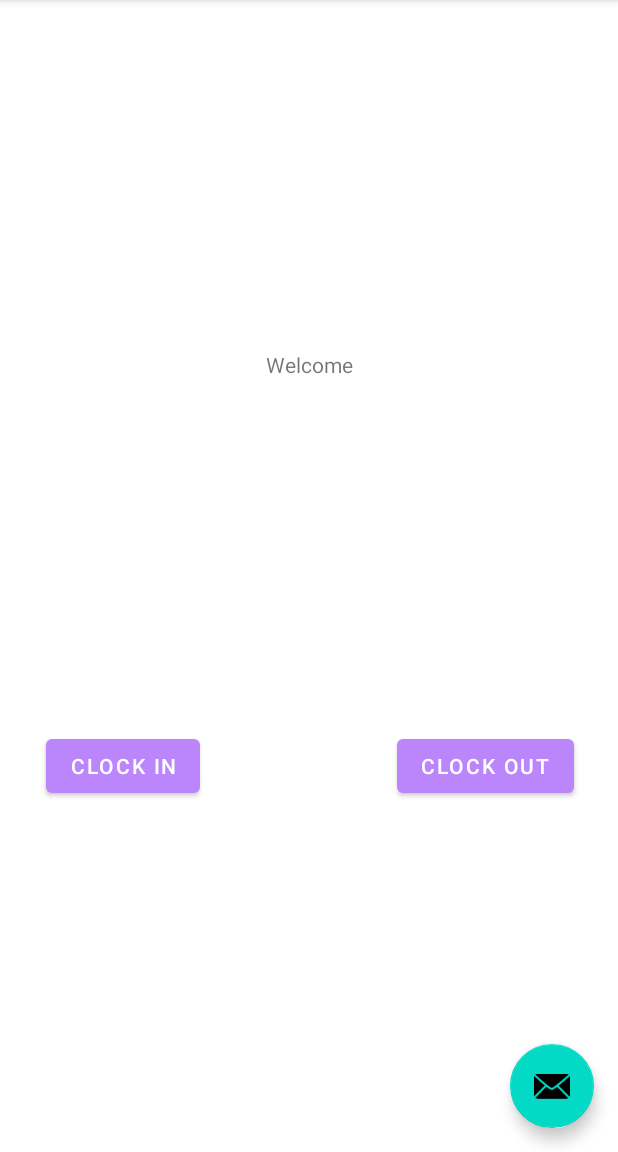
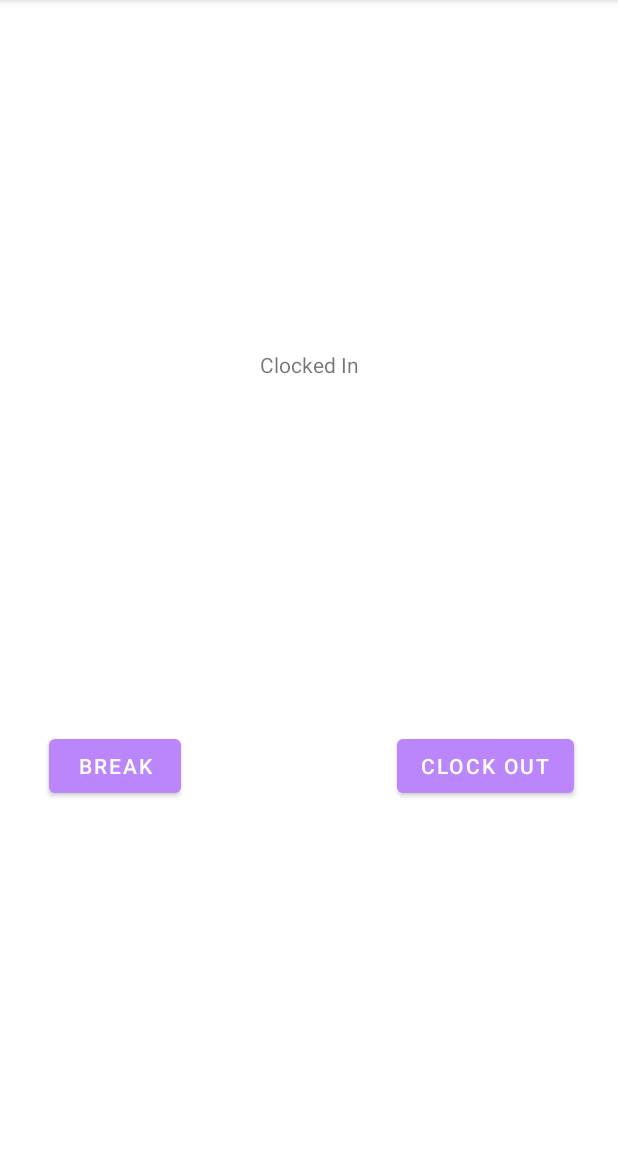
Before and after one commit to ryanhiggins11/FINAL-YEAR-PROJECT, an Android app: the SecondFragment screen opened through its navigation route, after a tap on "CLOCK IN", on a phone screen of 412 x 824 dp, the part 84-1236 px from its top. Run offline under Robolectric (Android 15) with nearby library versions, the phone set to English and light mode, and no system bars.

Commit message:
Added clock out page

```diff
--- a/App/app/src/main/java/com/example/finalyearproject/MainActivity.kt
+++ b/App/app/src/main/java/com/example/finalyearproject/MainActivity.kt
@@ -14,10 +14,10 @@ class MainActivity : AppCompatActivity() {
         setContentView(R.layout.activity_main)
         setSupportActionBar(findViewById(R.id.toolbar))
 
-        findViewById<FloatingActionButton>(R.id.fab).setOnClickListener { view ->
-            Snackbar.make(view, "Replace with your own action", Snackbar.LENGTH_LONG)
-                    .setAction("Action", null).show()
-        }
+//        findViewById<FloatingActionButton>(R.id.fab).setOnClickListener { view ->
+//            Snackbar.make(view, "Message", Snackbar.LENGTH_LONG)
+//                    .setAction("Action", null).show()
+//        }
     }
 
     override fun onCreateOptionsMenu(menu: Menu): Boolean {
--- a/App/app/src/main/java/com/example/finalyearproject/SecondFragment.kt
+++ b/App/app/src/main/java/com/example/finalyearproject/SecondFragment.kt
@@ -25,14 +25,10 @@ class SecondFragment : Fragment() {
     override fun onViewCreated(view: View, savedInstanceState: Bundle?) {
         super.onViewCreated(view, savedInstanceState)
 
+        // Clock-In button, goes to Clock-Out Page
         view.findViewById<Button>(R.id.button_clockin).setOnClickListener {
-            //findNavController().navigate(R.id.action_SecondFragment_to_FirstFragment)
+            findNavController().navigate(R.id.action_SecondFragment_to_ThirdFragment)
             Toast.makeText(context,"You have clocked in",Toast.LENGTH_SHORT).show()
-        }
-
-        view.findViewById<Button>(R.id.button_clockout).setOnClickListener {
-            //findNavController().navigate(R.id.action_SecondFragment_to_FirstFragment)
-            Toast.makeText(context,"You have clocked out",Toast.LENGTH_SHORT).show()
         }
     }
 }
--- /dev/null
+++ b/App/app/src/main/java/com/example/finalyearproject/ThirdFragment.kt
@@ -0,0 +1,38 @@
+package com.example.finalyearproject
+
+import android.os.Bundle
+import android.view.LayoutInflater
+import android.view.View
+import android.view.ViewGroup
+import android.widget.Button
+import android.widget.Toast
+import androidx.fragment.app.Fragment
+import androidx.navigation.fragment.findNavController
+
+class ThirdFragment : Fragment() {
+
+    override fun onCreateView(
+        inflater: LayoutInflater, container: ViewGroup?,
+        savedInstanceState: Bundle?
+    ): View? {
+        // Inflate the layout for this fragment
+        return inflater.inflate(R.layout.fragment_third, container, false)
+    }
+
+    override fun onViewCreated(view: View, savedInstanceState: Bundle?) {
+        super.onViewCreated(view, savedInstanceState)
+
+        // Break button
+        view.findViewById<Button>(R.id.button_break).setOnClickListener {
+            //findNavController().navigate(R.id.action_SecondFragment_to_FirstFragment)
+            Toast.makeText(context,"You are on break", Toast.LENGTH_SHORT).show()
+        }
+
+        // Clock-Out button, goes to Get Started Page
+        view.findViewById<Button>(R.id.button_clockout).setOnClickListener {
+            findNavController().navigate(R.id.action_ThirdFragment_to_FirstFragment)
+            Toast.makeText(context,"You have clocked out", Toast.LENGTH_SHORT).show()
+        }
+    }
+
+}
--- a/App/app/src/main/res/layout/activity_main.xml
+++ b/App/app/src/main/res/layout/activity_main.xml
@@ -22,12 +22,12 @@
 
     <include layout="@layout/content_main" />
 
-    <com.google.android.material.floatingactionbutton.FloatingActionButton
-        android:id="@+id/fab"
-        android:layout_width="wrap_content"
-        android:layout_height="wrap_content"
-        android:layout_gravity="bottom|end"
-        android:layout_margin="@dimen/fab_margin"
-        app:srcCompat="@android:drawable/ic_dialog_email" />
+<!--    <com.google.android.material.floatingactionbutton.FloatingActionButton-->
+<!--        android:id="@+id/fab"-->
+<!--        android:layout_width="wrap_content"-->
+<!--        android:layout_height="wrap_content"-->
+<!--        android:layout_gravity="bottom|end"-->
+<!--        android:layout_margin="@dimen/fab_margin"-->
+<!--        app:srcCompat="@android:drawable/ic_dialog_email" />-->
 
 </androidx.coordinatorlayout.widget.CoordinatorLayout>
--- a/App/app/src/main/res/layout/content_main.xml
+++ b/App/app/src/main/res/layout/content_main.xml
@@ -5,7 +5,7 @@
     android:layout_height="match_parent"
     app:layout_behavior="@string/appbar_scrolling_view_behavior">
 
-    <fragment
+    <androidx.fragment.app.FragmentContainerView
         android:id="@+id/nav_host_fragment"
         android:name="androidx.navigation.fragment.NavHostFragment"
         android:layout_width="0dp"
--- a/App/app/src/main/res/layout/fragment_first.xml
+++ b/App/app/src/main/res/layout/fragment_first.xml
@@ -16,6 +16,7 @@
         app:layout_constraintStart_toStartOf="parent"
         app:layout_constraintTop_toTopOf="parent" />
 
+    <!-- Get Started Button -->
     <Button
         android:id="@+id/button_first"
         android:layout_width="wrap_content"
--- a/App/app/src/main/res/layout/fragment_second.xml
+++ b/App/app/src/main/res/layout/fragment_second.xml
@@ -16,25 +16,16 @@
         app:layout_constraintStart_toStartOf="parent"
         app:layout_constraintTop_toTopOf="parent" />
 
+    <!-- Clock-In Button -->
     <Button
         android:id="@+id/button_clockin"
         android:layout_width="wrap_content"
         android:layout_height="wrap_content"
-        android:text="@string/clockin"
+        android:text="@string/clockIn"
         app:layout_constraintBottom_toBottomOf="parent"
         app:layout_constraintEnd_toEndOf="parent"
-        app:layout_constraintHorizontal_bias="0.1"
+        app:layout_constraintHorizontal_bias="0.5"
         app:layout_constraintStart_toStartOf="parent"
         app:layout_constraintTop_toBottomOf="@id/textview_second" />
 
-    <Button
-        android:id="@+id/button_clockout"
-        android:layout_width="wrap_content"
-        android:layout_height="wrap_content"
-        android:text="@string/clockout"
-        app:layout_constraintBottom_toBottomOf="parent"
-        app:layout_constraintEnd_toEndOf="parent"
-        app:layout_constraintHorizontal_bias=".9"
-        app:layout_constraintStart_toStartOf="parent"
-        app:layout_constraintTop_toBottomOf="@id/textview_second" />
 </androidx.constraintlayout.widget.ConstraintLayout>
--- /dev/null
+++ b/App/app/src/main/res/layout/fragment_third.xml
@@ -0,0 +1,42 @@
+<?xml version="1.0" encoding="utf-8"?>
+<androidx.constraintlayout.widget.ConstraintLayout xmlns:android="http://schemas.android.com/apk/res/android"
+    xmlns:app="http://schemas.android.com/apk/res-auto"
+    xmlns:tools="http://schemas.android.com/tools"
+    android:id="@+id/linearLayout"
+    android:layout_width="match_parent"
+    android:layout_height="match_parent" >
+
+    <TextView
+        android:id="@+id/textView_third"
+        android:layout_width="wrap_content"
+        android:layout_height="wrap_content"
+        android:text="@string/clockedIn"
+        app:layout_constraintBottom_toTopOf="@id/button_clockout"
+        app:layout_constraintEnd_toEndOf="parent"
+        app:layout_constraintStart_toStartOf="parent"
+        app:layout_constraintTop_toTopOf="parent"  />
+
+    <!-- Clock-Out Button -->
+    <Button
+        android:id="@+id/button_clockout"
+        android:layout_width="wrap_content"
+        android:layout_height="wrap_content"
+        android:text="@string/clockOut"
+        app:layout_constraintBottom_toBottomOf="parent"
+        app:layout_constraintEnd_toEndOf="parent"
+        app:layout_constraintHorizontal_bias="0.9"
+        app:layout_constraintStart_toStartOf="parent"
+        app:layout_constraintTop_toBottomOf="@id/textView_third"/>
+
+    <!-- Break Button -->
+    <Button
+        android:id="@+id/button_break"
+        android:layout_width="wrap_content"
+        android:layout_height="wrap_content"
+        android:text="@string/breakTime"
+        app:layout_constraintBottom_toBottomOf="parent"
+        app:layout_constraintEnd_toEndOf="parent"
+        app:layout_constraintHorizontal_bias="0.1"
+        app:layout_constraintStart_toStartOf="parent"
+        app:layout_constraintTop_toBottomOf="@id/textView_third"/>
+</androidx.constraintlayout.widget.ConstraintLayout>
--- a/App/app/src/main/res/navigation/nav_graph.xml
+++ b/App/app/src/main/res/navigation/nav_graph.xml
@@ -5,19 +5,42 @@
     android:id="@+id/nav_graph"
     app:startDestination="@id/FirstFragment">
 
+    <!-- Get Started Page -->
     <fragment
         android:id="@+id/FirstFragment"
         android:name="com.example.finalyearproject.FirstFragment"
         android:label="@string/first_fragment_label"
         tools:layout="@layout/fragment_first">
 
+        <!-- Go to Clock-In Page -->
         <action
             android:id="@+id/action_FirstFragment_to_SecondFragment"
             app:destination="@id/SecondFragment" />
     </fragment>
+
+    <!-- Clock-In Page -->
     <fragment
         android:id="@+id/SecondFragment"
         android:name="com.example.finalyearproject.SecondFragment"
         android:label="@string/second_fragment_label"
-        tools:layout="@layout/fragment_second"/>
+        tools:layout="@layout/fragment_second">
+
+        <!-- Go to Break and Clock-Out Page -->
+        <action
+            android:id="@+id/action_SecondFragment_to_ThirdFragment"
+            app:destination="@id/ThirdFragment" />
+    </fragment>
+
+    <!-- Break and Clock-Out Page -->
+    <fragment
+        android:id="@+id/ThirdFragment"
+        android:name="com.example.finalyearproject.ThirdFragment"
+        android:label="Third Fragment"
+        tools:layout="@layout/fragment_third">
+
+        <!-- Go back to Get Started Page -->
+        <action
+            android:id="@+id/action_ThirdFragment_to_FirstFragment"
+            app:destination="@id/FirstFragment" />
+    </fragment>
 </navigation>
--- a/App/app/src/main/res/values/strings.xml
+++ b/App/app/src/main/res/values/strings.xml
@@ -10,8 +10,10 @@
     <string name="hello_first_fragment">Hello first fragment</string>
     <string name="hello_second_fragment">Hello second fragment. Arg: %1$s</string>
     <string name="getstarted">Get Started</string>
-    <string name="clockout">Clock Out</string>
-    <string name="clockin">Clock In</string>
+    <string name="clockIn">Clock In</string>
     <string name="biztech">BizTech</string>
     <string name="welcome">Welcome</string>
+    <string name="clockedIn">Clocked In</string>
+    <string name="clockOut">Clock Out</string>
+    <string name="breakTime">Break</string>
 </resources>
```
